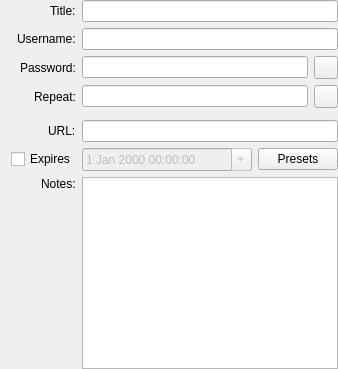
The window that src/gui/entry/EditEntryWidgetMain.ui (keepassxreboot/keepassxc) describes before a commit, drawn with Qt 5.
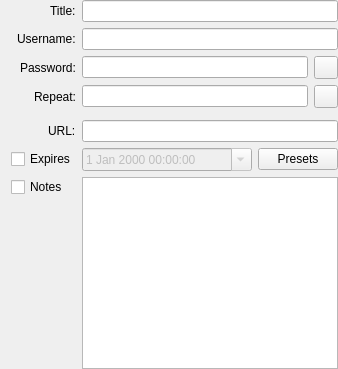
The same window after the commit. Custom widgets are drawn as their Qt base class.

Commit message:
Notes section no longer visible by default.
There is a simple checkbox that allows your notes to become visible
again.  This is always disabled by default, as the use case
referenced in issue #342 (and my own use case) has confidential data
in that field.

Passes all tests (YubiKey is N/A) on Ubuntu 16.04.2 with Qt 5.5.1.

Patch:
```diff
--- a/src/gui/entry/EditEntryWidgetMain.ui
+++ b/src/gui/entry/EditEntryWidgetMain.ui
@@ -79,10 +79,10 @@
      </property>
     </widget>
    </item>
-   <item row="9" column="0" alignment="Qt::AlignRight|Qt::AlignTop">
-    <widget class="QLabel" name="notesLabel">
+   <item row="9" column="0" alignment="Qt::AlignLeft|Qt::AlignTop">
+    <widget class="QCheckBox" name="notesEnabled">
      <property name="text">
-      <string>Notes:</string>
+      <string>Notes</string>
      </property>
     </widget>
    </item>
```
The commit also changes 1 other file.
